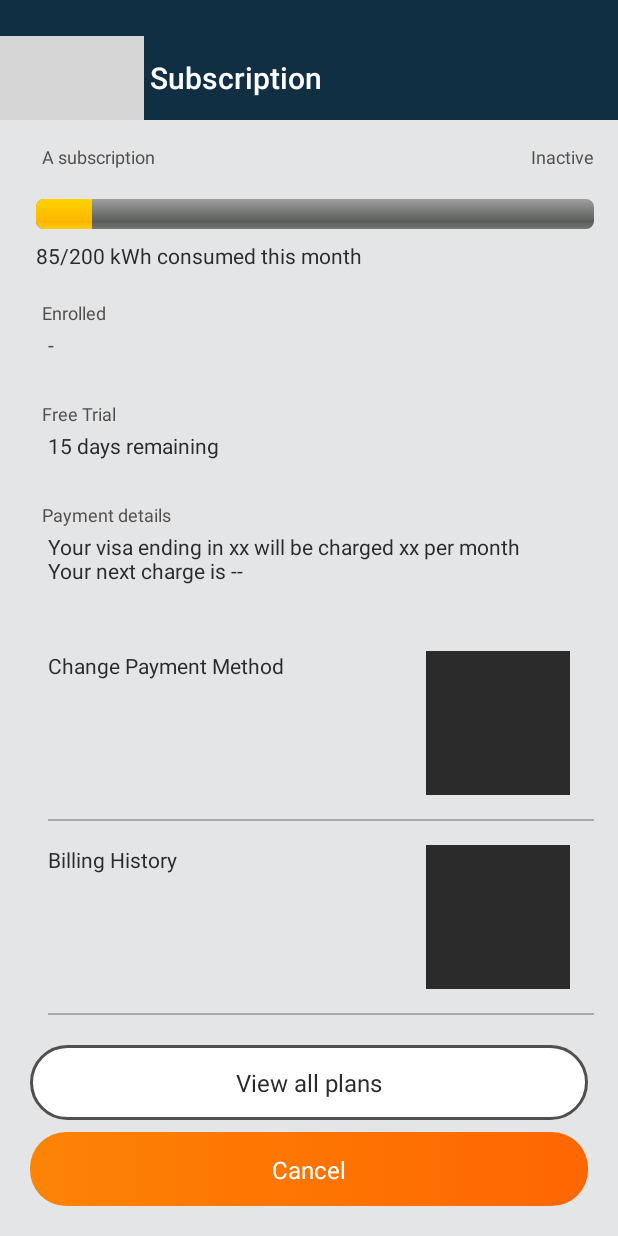
After one commit to GreenCommuter/evcs-android, an Android app: the SubscriptionActivity screen opened directly, with no data from a screen before it, on a phone screen of 412 x 824 dp. The commit adds this screen. Run offline under Robolectric (Android 15) with nearby library versions, the phone set to English and light mode, and no system bars; libraries missing offline, so code that uses them is left out: io.github.inflationx.viewpump; grey boxes are pictures that could not be loaded.

Commit message:
Subscriptions

```diff
--- a/app/src/main/AndroidManifest.xml
+++ b/app/src/main/AndroidManifest.xml
@@ -133,6 +133,12 @@
             android:theme="@style/SplashTheme" />
 
         <activity
+            android:name="org.evcs.android.activity.subscription.SubscriptionActivity"
+            android:screenOrientation="portrait"
+            android:windowSoftInputMode="adjustResize"
+            android:theme="@style/SplashTheme" />
+
+        <activity
             android:name="org.evcs.android.activity.ChargingHistoryActivity"
             android:screenOrientation="portrait"
             android:windowSoftInputMode="adjustResize"
--- a/app/src/main/java/org/evcs/android/activity/BaseActivity.java
+++ b/app/src/main/java/org/evcs/android/activity/BaseActivity.java
@@ -63,6 +63,10 @@ public abstract class BaseActivity extends AppCompatActivity {
         this.getSupportFragmentManager().beginTransaction().replace(resId, f).commit();
     }
 
+    protected void replaceFragment(int resId, Fragment f, String tag) {
+        this.getSupportFragmentManager().beginTransaction().replace(resId, f, tag).commit();
+    }
+
     public boolean onOptionsItemSelected(MenuItem item) {
         switch(item.getItemId()) {
             case 16908332:
--- /dev/null
+++ b/app/src/main/java/org/evcs/android/activity/subscription/SubscriptionActivity.kt
@@ -0,0 +1,45 @@
+package org.evcs.android.activity.subscription
+
+import android.view.LayoutInflater
+import android.view.View
+import org.evcs.android.activity.BaseActivity2
+import org.evcs.android.databinding.ActivitySubscriptionBinding
+import org.evcs.android.model.PaginatedResponse
+import org.evcs.android.model.SubscriptionStatus
+
+class SubscriptionActivity : BaseActivity2() {
+
+    private lateinit var mBinding: ActivitySubscriptionBinding
+
+    override fun init() {
+    }
+
+    override fun populate() {
+
+    }
+
+    fun onSubscriptionPlanRetrieved(response: SubscriptionStatus) {
+        mBinding.activitySubscriptionsConsumption.text =
+            String.format("%d/%s kWh consumed this month", response.kwhUsage, response.printTotalKwh())
+        if (response.remainingKwh != null) {
+            mBinding.activitySubscriptionsProgress.progress = response.kwhUsage
+            mBinding.activitySubscriptionsProgress.max = response.totalKwh
+        }
+//        mBinding.activitySubscriptionsEnrolled
+//        mBinding.activitySubscriptionsFreeTrial
+//        mBinding.activitySubscriptionsPaymentDetails
+    }
+
+    override fun setListeners() {
+        mBinding.activitySubscriptionsCancel.setOnClickListener {  }
+        mBinding.activitySubscriptionsViewAllPlans.setOnClickListener {  }
+        mBinding.activitySubscriptionsChangePaymentMethod.setOnClickListener {  }
+        mBinding.activitySubscriptionsToolbar.setNavigationOnClickListener { finish() }
+    }
+
+    override fun inflate(layoutInflater: LayoutInflater): View {
+        mBinding = ActivitySubscriptionBinding.inflate(layoutInflater)
+        return mBinding.root
+    }
+
+}
--- /dev/null
+++ b/app/src/main/java/org/evcs/android/activity/subscription/SubscriptionActivityPresenter.kt
@@ -0,0 +1,15 @@
+package org.evcs.android.activity.subscription
+
+import com.base.networking.retrofit.RetrofitServices
+import okhttp3.ResponseBody
+import org.evcs.android.activity.account.ChangePasswordView
+import org.evcs.android.model.shared.RequestError
+import org.evcs.android.network.callback.AuthCallback
+import org.evcs.android.network.service.UserService
+import org.evcs.android.network.service.presenter.ServicesPresenter
+import org.evcs.android.util.ErrorUtils
+
+class SubscriptionActivityPresenter(viewInstance: SubscriptionActivityView, services: RetrofitServices) :
+        ServicesPresenter<SubscriptionActivityView?>(viewInstance, services) {
+
+}
--- /dev/null
+++ b/app/src/main/java/org/evcs/android/activity/subscription/SubscriptionActivityView.kt
@@ -0,0 +1,4 @@
+package org.evcs.android.activity.subscription
+
+interface SubscriptionActivityView {
+}
--- a/app/src/main/java/org/evcs/android/features/profile/ProfileFragment.kt
+++ b/app/src/main/java/org/evcs/android/features/profile/ProfileFragment.kt
@@ -7,6 +7,7 @@ import org.evcs.android.BuildConfig
 import org.evcs.android.R
 import org.evcs.android.activity.ChargingHistoryActivity
 import org.evcs.android.activity.account.AccountActivity
+import org.evcs.android.activity.subscription.SubscriptionActivity
 import org.evcs.android.databinding.FragmentProfileBinding
 import org.evcs.android.features.main.MainNavigationController
 import org.evcs.android.features.profile.wallet.WalletActivity
@@ -39,7 +40,7 @@ class ProfileFragment : ErrorFragment<BasePresenter<*>>() {
     override fun setListeners() {
         mBinding.profileMenuAccount.setOnClickListener { NavigationUtils.jumpTo(requireContext(), AccountActivity::class.java) }
         mBinding.profileMenuPayments.setOnClickListener { NavigationUtils.jumpTo(requireContext(), WalletActivity::class.java) }
-        mBinding.profileMenuSubscriptionPlan.setOnClickListener {  }
+        mBinding.profileMenuSubscriptionPlan.setOnClickListener { NavigationUtils.jumpTo(requireContext(), SubscriptionActivity::class.java) }
         mBinding.profileMenuChargingHistory.setOnClickListener { NavigationUtils.jumpTo(requireContext(), ChargingHistoryActivity::class.java) }
         mBinding.profileMenuEvcsTermsAndConditions.setOnClickListener {  }
         mBinding.profileMenuCallCustomerCare.setOnClickListener {  }
--- /dev/null
+++ b/app/src/main/java/org/evcs/android/model/Plan.java
@@ -0,0 +1,19 @@
+package org.evcs.android.model;
+
+public class Plan {
+    public Object startHour;
+    public Object finishHour;
+//            "id":3,
+//            "name":"Unlimited Anytime",
+//            "monthly_charges":null,
+//            "monthly_price":"199.00",
+//            "yearly_price":null,
+//            "weekly_price":null,
+//            "icon_url":"",
+//            "short_description":"",
+//            "long_description":null,
+//            "price_per_kwh":"0.00",
+//            "monthly_kwh":null,
+//            "weekly_kwh":null,
+//            "trial_days":7
+}
--- a/app/src/main/java/org/evcs/android/model/SubscriptionStatus.java
+++ b/app/src/main/java/org/evcs/android/model/SubscriptionStatus.java
@@ -23,6 +23,7 @@ public class SubscriptionStatus {
     public boolean planCoversTime;
     public Integer remainingKwh;
     public DateTime nextRemainingKwhRestoration;
+    public Plan plan;
 
     //TODO: pero si es null el remaining puede ser unlimited
     //        "monthly_kwh":null,
@@ -66,21 +67,4 @@ public class SubscriptionStatus {
 //        "price_per_kwh":"0.00",
 //        "on_trial_period":true,
 //        "current_bc_kwh_consumed":0,
-//        "plan":{
-//            "id":3,
-//            "name":"Unlimited Anytime",
-//            "monthly_charges":null,
-//            "monthly_price":"199.00",
-//            "yearly_price":null,
-//            "weekly_price":null,
-//            "icon_url":"",
-//            "short_description":"",
-//            "long_description":null,
-//            "start_hour":null,
-//            "finish_hour":null,
-//            "price_per_kwh":"0.00",
-//            "monthly_kwh":null,
-//            "weekly_kwh":null,
-//            "trial_days":7
-//        },
 //        "kwh_usage":0
--- a/app/src/main/res/drawable/button_selector_black.xml
+++ b/app/src/main/res/drawable/button_selector_black.xml
@@ -1,7 +1,7 @@
 <?xml version="1.0" encoding="utf-8"?>
 <selector xmlns:android="http://schemas.android.com/apk/res/android" >
 
-    <item android:state_enabled="true">
+    <item android:state_enabled="false">
         <shape android:shape="rectangle" >
             <corners android:radius="@dimen/button_radius"/>
             <solid android:color="@color/evcs_grey"/>
--- /dev/null
+++ b/app/src/main/res/layout/activity_subscription.xml
@@ -0,0 +1,148 @@
+<?xml version="1.0" encoding="utf-8"?>
+<LinearLayout xmlns:android="http://schemas.android.com/apk/res/android"
+    xmlns:app="http://schemas.android.com/apk/res-auto"
+    android:layout_width="match_parent"
+    android:layout_height="match_parent"
+    android:orientation="vertical">
+
+    <org.evcs.android.ui.view.shared.EVCSToolbar
+        android:id="@+id/activity_subscriptions_toolbar"
+        android:layout_width="match_parent"
+        android:layout_height="wrap_content"
+        app:title="Subscription"
+        app:navigationIcon="@drawable/back_arrow"/>
+
+    <LinearLayout
+        android:layout_width="match_parent"
+        android:layout_height="match_parent"
+        android:orientation="vertical"
+        android:padding="@dimen/padding_ariel_standard"
+        android:background="@color/evcs_gray_89">
+
+        <LinearLayout
+            android:layout_width="match_parent"
+            android:layout_height="wrap_content">
+
+            <TextView
+                android:layout_width="0dp"
+                android:layout_height="wrap_content"
+                android:layout_weight="1"
+                android:paddingStart="@dimen/spacing_small"
+                android:paddingEnd="@dimen/spacing_small"
+                android:layout_marginEnd="@dimen/spacing_medium"
+                android:layout_marginStart="@dimen/spacing_medium"
+                android:layout_marginBottom="@dimen/spacing_large"
+                android:text="A subscription"
+                style="@style/Roboto.BodySmall.Grey"/>
+
+            <TextView
+                android:layout_width="wrap_content"
+                android:layout_height="wrap_content"
+                android:text="Inactive"
+                style="@style/Roboto.BodySmall.Grey"/>
+
+        </LinearLayout>
+
+        <ProgressBar
+            android:id="@+id/activity_subscriptions_progress"
+            android:layout_width="match_parent"
+            android:layout_height="wrap_content"
+            android:layout_marginStart="@dimen/spacing_medium"
+            android:layout_marginBottom="@dimen/spacing_medium"
+            android:progress="10"
+            style="@android:style/Widget.ProgressBar.Horizontal" />
+<!--        android:indeterminate="false"-->
+
+        <TextView
+            android:id="@+id/activity_subscriptions_consumption"
+            android:layout_width="wrap_content"
+            android:layout_height="wrap_content"
+            android:layout_marginStart="@dimen/spacing_medium"
+            android:layout_marginBottom="@dimen/spacing_large"
+            android:text="85/200 kWh consumed this month"
+            android:textColor="@color/evcs_black"
+            style="@style/Roboto.Body"/>
+
+        <org.evcs.android.features.shared.StandardTextFieldNoBorder
+            android:id="@+id/activity_subscriptions_enrolled"
+            android:layout_width="wrap_content"
+            android:layout_height="wrap_content"
+            android:layout_marginBottom="@dimen/spacing_large"
+            app:label="Enrolled">
+
+            <TextView
+                android:layout_width="wrap_content"
+                android:layout_height="wrap_content"
+                android:text="-"
+                style="@style/Roboto.Body"/>
+
+        </org.evcs.android.features.shared.StandardTextFieldNoBorder>
+
+        <org.evcs.android.features.shared.StandardTextFieldNoBorder
+            android:id="@+id/activity_subscriptions_free_trial"
+            android:layout_width="wrap_content"
+            android:layout_height="wrap_content"
+            android:layout_marginBottom="@dimen/spacing_large"
+            app:label="Free Trial">
+
+            <TextView
+                android:layout_width="wrap_content"
+                android:layout_height="wrap_content"
+                android:text="15 days remaining"
+                android:textColor="@color/evcs_black"
+                style="@style/Roboto.Body"/>
+
+
+        </org.evcs.android.features.shared.StandardTextFieldNoBorder>
+
+        <org.evcs.android.features.shared.StandardTextFieldNoBorder
+            android:id="@+id/activity_subscriptions_payment_details"
+            android:layout_width="wrap_content"
+            android:layout_height="wrap_content"
+            android:layout_marginBottom="@dimen/spacing_large"
+            app:label="Payment details">
+
+            <TextView
+                android:layout_width="wrap_content"
+                android:layout_height="wrap_content"
+                android:text="Your visa ending in xx will be charged xx per month \nYour next charge is --"
+                android:textColor="@color/evcs_black"
+                style="@style/Roboto.Body"/>
+
+        </org.evcs.android.features.shared.StandardTextFieldNoBorder>
+
+        <org.evcs.android.ui.view.profile.ListButtonView
+            android:id="@+id/activity_subscriptions_change_payment_method"
+            android:layout_width="match_parent"
+            android:layout_height="wrap_content"
+            app:text="Change Payment Method"/>
+
+        <org.evcs.android.ui.view.profile.ListButtonView
+            android:id="@+id/activity_subscriptions_billing_history"
+            android:layout_width="match_parent"
+            android:layout_height="wrap_content"
+            android:layout_marginBottom="@dimen/spacing_large"
+            app:text="Billing History"/>
+
+        <TextView
+            android:id="@+id/activity_subscriptions_view_all_plans"
+            android:layout_width="match_parent"
+            android:layout_height="wrap_content"
+            android:layout_marginBottom="@dimen/spacing_medium"
+            android:text="View all plans"
+            android:textAllCaps="false"
+            android:gravity="center"
+            style="@style/Button.Black"/>
+
+        <TextView
+            android:id="@+id/activity_subscriptions_cancel"
+            android:layout_width="match_parent"
+            android:layout_height="wrap_content"
+            android:text="Cancel"
+            android:textAllCaps="false"
+            android:gravity="center"
+            style="@style/Button.Orange"/>
+
+    </LinearLayout>
+
+</LinearLayout>
```
